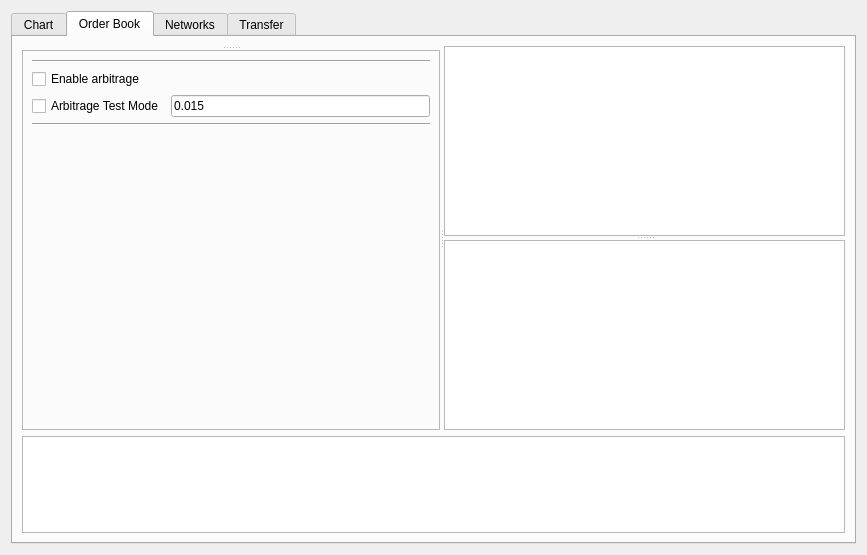
First picture: the form in src/tabbed_form.ui, repository biddisco/lxqt-build-tools, before the edit.
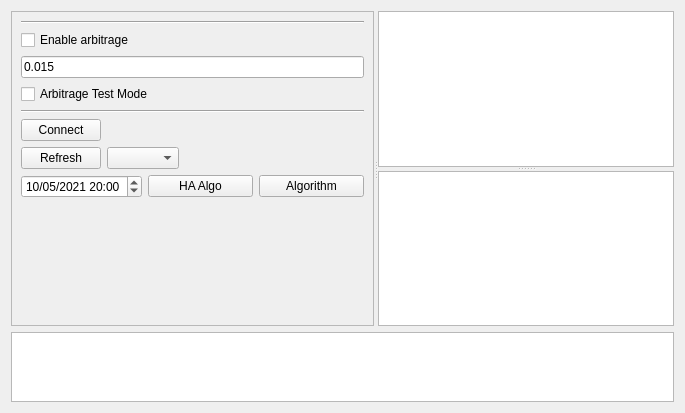
Second picture: the form after the edit. The open tabs and pages were chosen to show the change.

The edit to the form file:
```diff
--- a/src/tabbed_form.ui
+++ b/src/tabbed_form.ui
@@ -6,35 +6,13 @@
    <rect>
     <x>0</x>
     <y>0</y>
-    <width>867</width>
-    <height>555</height>
+    <width>685</width>
+    <height>413</height>
    </rect>
   </property>
   <property name="windowTitle">
    <string>Form</string>
   </property>
-  <layout class="QHBoxLayout" name="horizontalLayout">
-   <item>
-    <widget class="QTabWidget" name="main_tabbook">
-     <property name="sizePolicy">
-      <sizepolicy hsizetype="Expanding" vsizetype="Expanding">
-       <horstretch>1</horstretch>
-       <verstretch>1</verstretch>
-      </sizepolicy>
-     </property>
-     <property name="currentIndex">
-      <number>0</number>
-     </property>
-     <widget class="QWidget" name="chart_tab">
-      <attribute name="title">
-       <string>Chart</string>
-      </attribute>
-      <layout class="QVBoxLayout" name="verticalLayout_3"/>
-     </widget>
-     <widget class="QWidget" name="orderbook_tab">
-      <attribute name="title">
-       <string>Order Book</string>
-      </attribute>
       <layout class="QVBoxLayout" name="verticalLayout">
        <item>
         <widget class="QSplitter" name="splitter_4">
@@ -45,9 +23,6 @@
           <property name="orientation">
            <enum>Qt::Vertical</enum>
           </property>
-          <widget class="QWidget" name="horizontalLayoutWidget_2">
-           <layout class="QHBoxLayout" name="order_plot_layout"/>
-          </widget>
           <widget class="QFrame" name="frame">
            <property name="frameShape">
             <enum>QFrame::StyledPanel</enum>
@@ -55,8 +30,15 @@
            <property name="frameShadow">
             <enum>QFrame::Raised</enum>
            </property>
-           <layout class="QGridLayout" name="gridLayout">
-            <item row="2" column="0">
+       <layout class="QVBoxLayout" name="verticalLayout_2">
+        <item>
+         <widget class="Line" name="line_3">
+          <property name="orientation">
+           <enum>Qt::Horizontal</enum>
+          </property>
+         </widget>
+        </item>
+        <item>
              <widget class="QCheckBox" name="enable_arbitrage">
               <property name="text">
                <string>Enable arbitrage</string>
@@ -66,154 +48,31 @@
               </property>
              </widget>
             </item>
-            <item row="4" column="0" colspan="2">
-             <widget class="Line" name="line_4">
-              <property name="orientation">
-               <enum>Qt::Horizontal</enum>
-              </property>
-             </widget>
-            </item>
-            <item row="3" column="0">
-             <widget class="QCheckBox" name="arbitrage_test_mode">
-              <property name="text">
-               <string>Arbitrage Test Mode</string>
-              </property>
-              <property name="checked">
-               <bool>false</bool>
-              </property>
-             </widget>
-            </item>
-            <item row="5" column="0">
-             <spacer name="verticalSpacer">
-              <property name="orientation">
-               <enum>Qt::Vertical</enum>
-              </property>
-              <property name="sizeHint" stdset="0">
-               <size>
-                <width>20</width>
-                <height>40</height>
-               </size>
-              </property>
-             </spacer>
-            </item>
-            <item row="1" column="0" colspan="2">
-             <widget class="Line" name="line_3">
-              <property name="orientation">
-               <enum>Qt::Horizontal</enum>
-              </property>
-             </widget>
-            </item>
-            <item row="3" column="1">
+        <item>
              <widget class="QLineEdit" name="arbitrage_test_offset">
               <property name="text">
                <string>0.015</string>
               </property>
              </widget>
             </item>
-           </layout>
-          </widget>
-         </widget>
-         <widget class="QSplitter" name="splitter">
+        <item>
+         <widget class="QCheckBox" name="arbitrage_test_mode">
+          <property name="text">
+           <string>Arbitrage Test Mode</string>
+          </property>
+          <property name="checked">
+           <bool>false</bool>
+          </property>
+         </widget>
+        </item>
+        <item>
+         <widget class="Line" name="line_4">
           <property name="orientation">
-           <enum>Qt::Vertical</enum>
+           <enum>Qt::Horizontal</enum>
           </property>
-          <widget class="QPlainTextEdit" name="order_book_bitstamp">
-           <property name="sizePolicy">
-            <sizepolicy hsizetype="Expanding" vsizetype="Expanding">
-             <horstretch>0</horstretch>
-             <verstretch>0</verstretch>
-            </sizepolicy>
-           </property>
-           <property name="minimumSize">
-            <size>
-             <width>0</width>
-             <height>0</height>
-            </size>
-           </property>
-           <property name="maximumSize">
-            <size>
-             <width>16777215</width>
-             <height>16777215</height>
-            </size>
-           </property>
-           <property name="font">
-            <font>
-             <family>Courier</family>
-             <pointsize>8</pointsize>
-            </font>
-           </property>
-          </widget>
-          <widget class="QPlainTextEdit" name="order_book_xrpl">
-           <property name="sizePolicy">
-            <sizepolicy hsizetype="Expanding" vsizetype="Expanding">
-             <horstretch>0</horstretch>
-             <verstretch>0</verstretch>
-            </sizepolicy>
-           </property>
-           <property name="minimumSize">
-            <size>
-             <width>0</width>
-             <height>0</height>
-            </size>
-           </property>
-           <property name="maximumSize">
-            <size>
-             <width>16777215</width>
-             <height>16777215</height>
-            </size>
-           </property>
-           <property name="font">
-            <font>
-             <family>Courier</family>
-             <pointsize>8</pointsize>
-            </font>
-           </property>
-          </widget>
-         </widget>
         </widget>
        </item>
        <item>
-        <widget class="QPlainTextEdit" name="arbitrage_orders">
-         <property name="sizePolicy">
-          <sizepolicy hsizetype="Expanding" vsizetype="Expanding">
-           <horstretch>0</horstretch>
-           <verstretch>1</verstretch>
-          </sizepolicy>
-         </property>
-         <property name="minimumSize">
-          <size>
-           <width>300</width>
-           <height>0</height>
-          </size>
-         </property>
-         <property name="font">
-          <font>
-           <family>Courier</family>
-           <pointsize>8</pointsize>
-          </font>
-         </property>
-        </widget>
-       </item>
-      </layout>
-     </widget>
-     <widget class="QWidget" name="networks_tab">
-      <attribute name="title">
-       <string>Networks</string>
-      </attribute>
-     </widget>
-     <widget class="QWidget" name="tab_2">
-      <attribute name="title">
-       <string>Transfer</string>
-      </attribute>
-      <widget class="QWidget" name="layoutWidget_2">
-       <property name="geometry">
-        <rect>
-         <x>10</x>
-         <y>20</y>
-         <width>128</width>
-         <height>27</height>
-        </rect>
-       </property>
        <layout class="QHBoxLayout" name="topLayout">
         <property name="sizeConstraint">
          <enum>QLayout::SetDefaultConstraint</enum>
@@ -239,16 +98,8 @@
          </spacer>
         </item>
        </layout>
-      </widget>
-      <widget class="QWidget" name="layoutWidget">
-       <property name="geometry">
-        <rect>
-         <x>20</x>
-         <y>60</y>
-         <width>321</width>
-         <height>61</height>
-        </rect>
-       </property>
+        </item>
+        <item>
        <layout class="QHBoxLayout" name="horizontalLayout_3">
         <item>
          <widget class="QPushButton" name="account_update">
@@ -283,8 +134,153 @@
          </spacer>
         </item>
        </layout>
-      </widget>
-     </widget>
+        </item>
+        <item>
+         <layout class="QHBoxLayout" name="horizontalLayout">
+          <item>
+           <widget class="QDateTimeEdit" name="date_init">
+            <property name="dateTime">
+             <datetime>
+              <hour>20</hour>
+              <minute>0</minute>
+              <second>0</second>
+              <year>2021</year>
+              <month>5</month>
+              <day>10</day>
+             </datetime>
+            </property>
+            <property name="minimumTime">
+             <time>
+              <hour>22</hour>
+              <minute>0</minute>
+              <second>0</second>
+             </time>
+            </property>
+            <property name="currentSection">
+             <enum>QDateTimeEdit::DaySection</enum>
+            </property>
+            <property name="displayFormat">
+             <string>dd/MM/yyyy HH:mm</string>
+            </property>
+            <property name="calendarPopup">
+             <bool>false</bool>
+            </property>
+            <property name="timeSpec">
+             <enum>Qt::OffsetFromUTC</enum>
+            </property>
+           </widget>
+          </item>
+          <item>
+           <widget class="QPushButton" name="run_filter">
+            <property name="text">
+             <string>HA Algo</string>
+            </property>
+           </widget>
+          </item>
+          <item>
+           <widget class="QPushButton" name="exec_algo">
+            <property name="text">
+             <string>Algorithm</string>
+            </property>
+           </widget>
+          </item>
+         </layout>
+        </item>
+        <item>
+         <spacer name="verticalSpacer">
+          <property name="orientation">
+           <enum>Qt::Vertical</enum>
+          </property>
+          <property name="sizeHint" stdset="0">
+           <size>
+            <width>20</width>
+            <height>40</height>
+           </size>
+          </property>
+         </spacer>
+        </item>
+       </layout>
+      </widget>
+     </widget>
+     <widget class="QSplitter" name="splitter">
+      <property name="orientation">
+       <enum>Qt::Vertical</enum>
+      </property>
+      <widget class="QPlainTextEdit" name="order_book_bitstamp">
+       <property name="sizePolicy">
+        <sizepolicy hsizetype="Expanding" vsizetype="Expanding">
+         <horstretch>0</horstretch>
+         <verstretch>0</verstretch>
+        </sizepolicy>
+       </property>
+       <property name="minimumSize">
+        <size>
+         <width>0</width>
+         <height>0</height>
+        </size>
+       </property>
+       <property name="maximumSize">
+        <size>
+         <width>16777215</width>
+         <height>16777215</height>
+        </size>
+       </property>
+       <property name="font">
+        <font>
+         <family>Courier</family>
+         <pointsize>8</pointsize>
+        </font>
+       </property>
+      </widget>
+      <widget class="QPlainTextEdit" name="order_book_xrpl">
+       <property name="sizePolicy">
+        <sizepolicy hsizetype="Expanding" vsizetype="Expanding">
+         <horstretch>0</horstretch>
+         <verstretch>0</verstretch>
+        </sizepolicy>
+       </property>
+       <property name="minimumSize">
+        <size>
+         <width>0</width>
+         <height>0</height>
+        </size>
+       </property>
+       <property name="maximumSize">
+        <size>
+         <width>16777215</width>
+         <height>16777215</height>
+        </size>
+       </property>
+       <property name="font">
+        <font>
+         <family>Courier</family>
+         <pointsize>8</pointsize>
+        </font>
+       </property>
+      </widget>
+     </widget>
+    </widget>
+   </item>
+   <item>
+    <widget class="QPlainTextEdit" name="arbitrage_orders">
+     <property name="sizePolicy">
+      <sizepolicy hsizetype="Expanding" vsizetype="Expanding">
+       <horstretch>0</horstretch>
+       <verstretch>1</verstretch>
+      </sizepolicy>
+     </property>
+     <property name="minimumSize">
+      <size>
+       <width>300</width>
+       <height>0</height>
+      </size>
+     </property>
+     <property name="font">
+      <font>
+       <family>Courier</family>
+       <pointsize>8</pointsize>
+      </font>
+     </property>
     </widget>
    </item>
   </layout>
```
Lines whose indentation alone changed are shown as unchanged.
